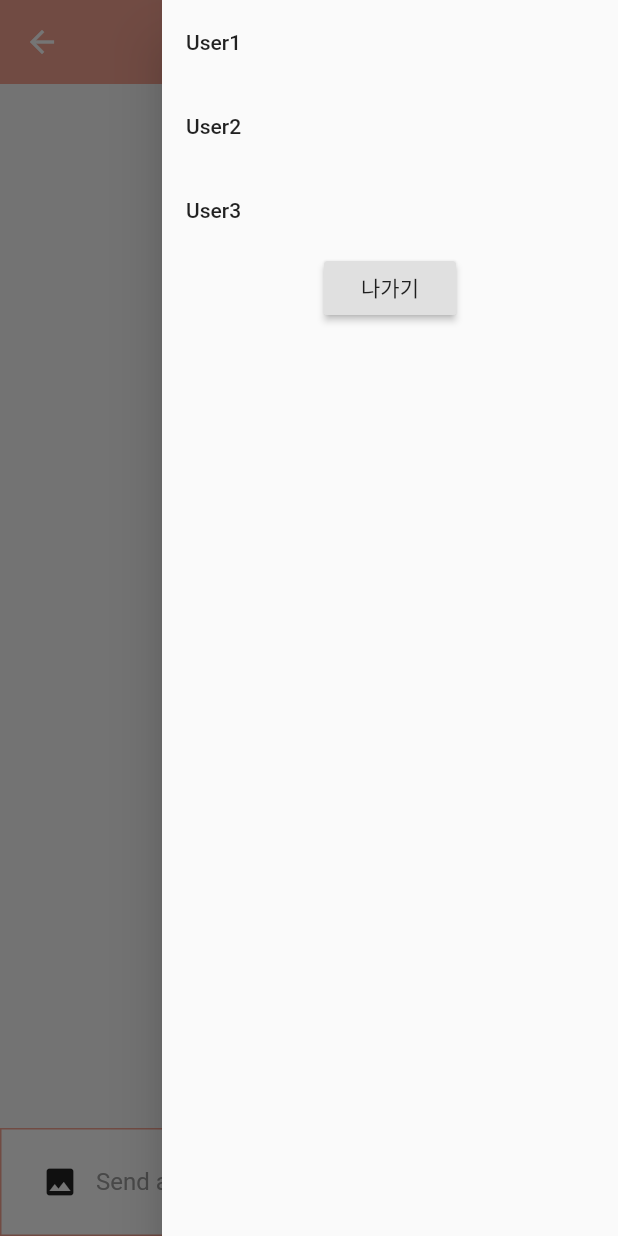
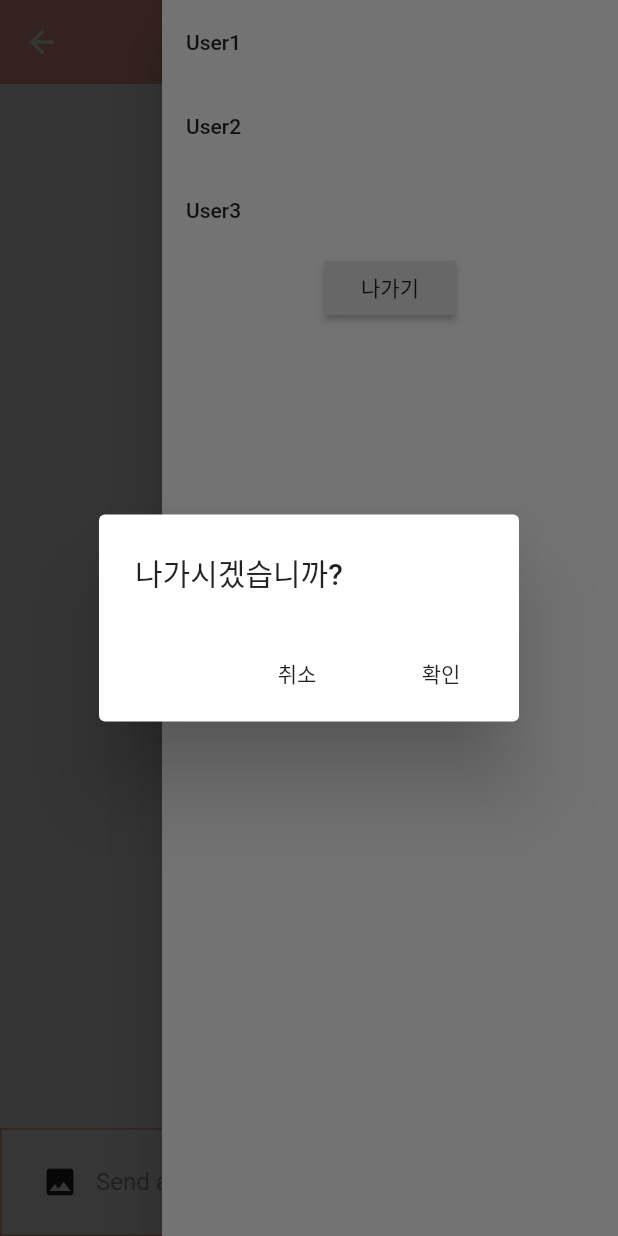
Before and after one commit to jonbee0427/Link2021, a Flutter app: the ChatPage screen opened directly with empty values, in the side drawer, after a tap on "나가기", on a phone screen of 412 x 824 dp. Run offline on Flutter 3.47's test engine with Material 2 defaults, Android fonts, the phone set to English and light mode, and no system bars; our stand-ins replace cloud_firestore, convex_bottom_bar, firebase_auth, firebase_core, firebase_storage, flutter_spinkit and 4 more; accounts and stored records are empty.

Commit message:
chat_page add

```diff
--- a/lib/pages/chat_page.dart
+++ b/lib/pages/chat_page.dart
@@ -171,6 +171,25 @@ class _ChatPageState extends State<ChatPage> {
             ),
             RaisedButton(
                 onPressed: (){
+                  showDialog(
+                    context: context,
+                    builder: (BuildContext context){
+                      return AlertDialog(
+                        title: Text('나가시겠습니까?'),
+                        actions: [
+                          FlatButton(
+                            child: const Text('취소'),
+                            onPressed: (){
+
+                            },
+                          ),
+                          FlatButton(
+                              onPressed: (){},
+                              child: const Text('확인'))
+                        ],
+                      );
+                    }
+                      );
 
                 },
                 child: Text('나가기'),
```
